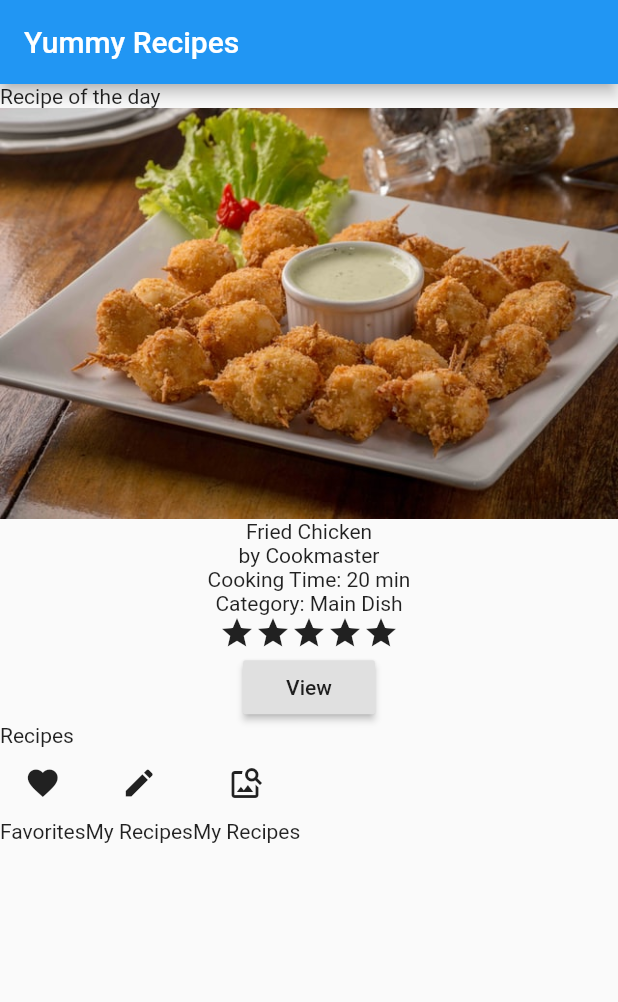
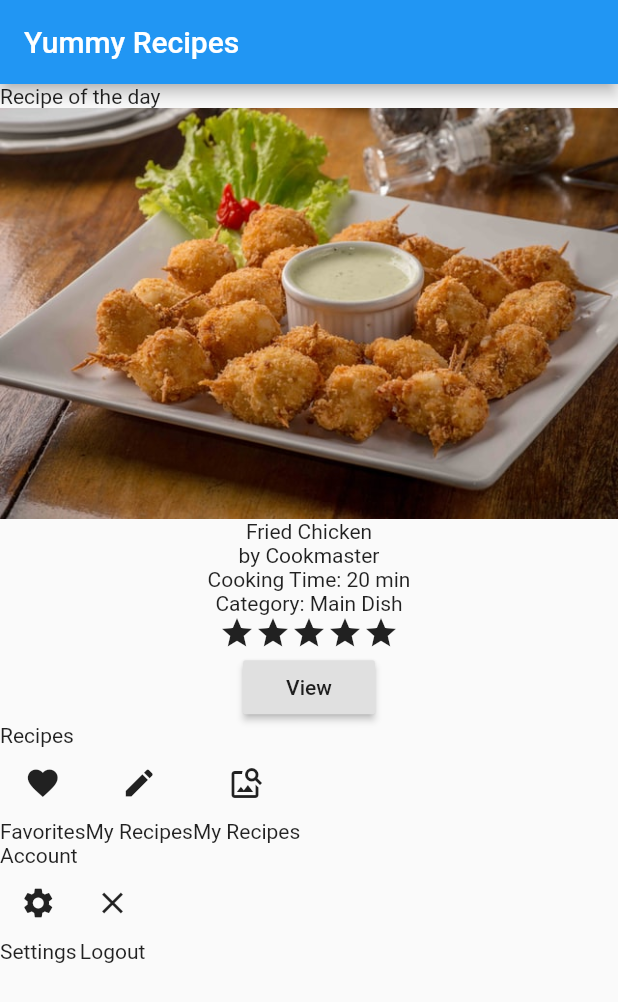
Before and after one commit to djaldave/flutter_widgets-Remake, a Flutter app: the screen it shows after launch, on a phone screen of 412 x 824 dp. Shown: the top 1002 px of the screen. Run offline on Flutter 3.47's test engine with Material 2 defaults, Android fonts, the phone set to English and light mode, and no system bars.

Commit message:
setting and close

```diff
--- a/lib/accountmenu.dart
+++ b/lib/accountmenu.dart
@@ -3,6 +3,21 @@ import 'package:flutter/material.dart';
 class AccountMenu extends StatelessWidget {
   @override
   Widget build(BuildContext context) {
-    return Container();
+    return Row(
+      children: [
+        Column(
+          children: [
+            IconButton(icon: Icon(Icons.settings), onPressed: () {}),
+            Text("Settings"),
+          ],
+        ),
+        Column(
+          children: [
+            IconButton(icon: Icon(Icons.close), onPressed: () {}),
+            Text("Logout"),
+          ],
+        ),
+      ],
+    );
   }
 }
--- a/lib/homepage.dart
+++ b/lib/homepage.dart
@@ -1,6 +1,7 @@
 import 'package:Flutter_Widgets/recipemenu.dart';
 import 'package:flutter/material.dart';
 
+import 'accountmenu.dart';
 import 'recipedescription.dart';
 
 class HomePage extends StatelessWidget {
@@ -19,6 +20,8 @@ class HomePage extends StatelessWidget {
             RecipeDescription(),
             Text("Recipes"),
             RecipeMenu(),
+            Text("Account"),
+            AccountMenu(),
           ],
         ),
       ),
```
